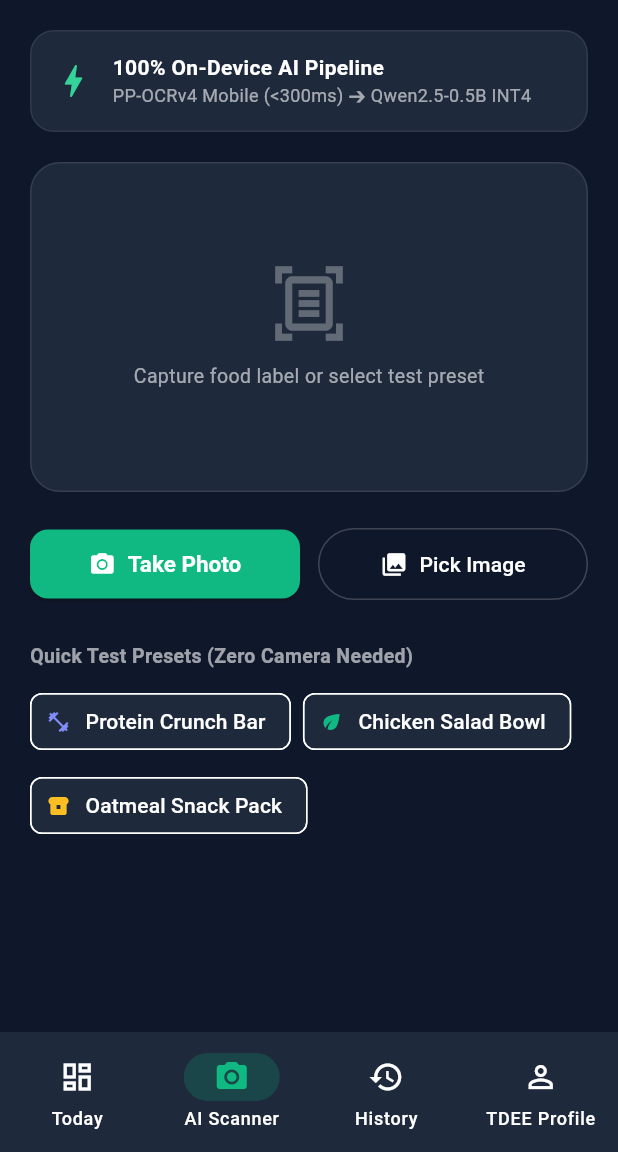
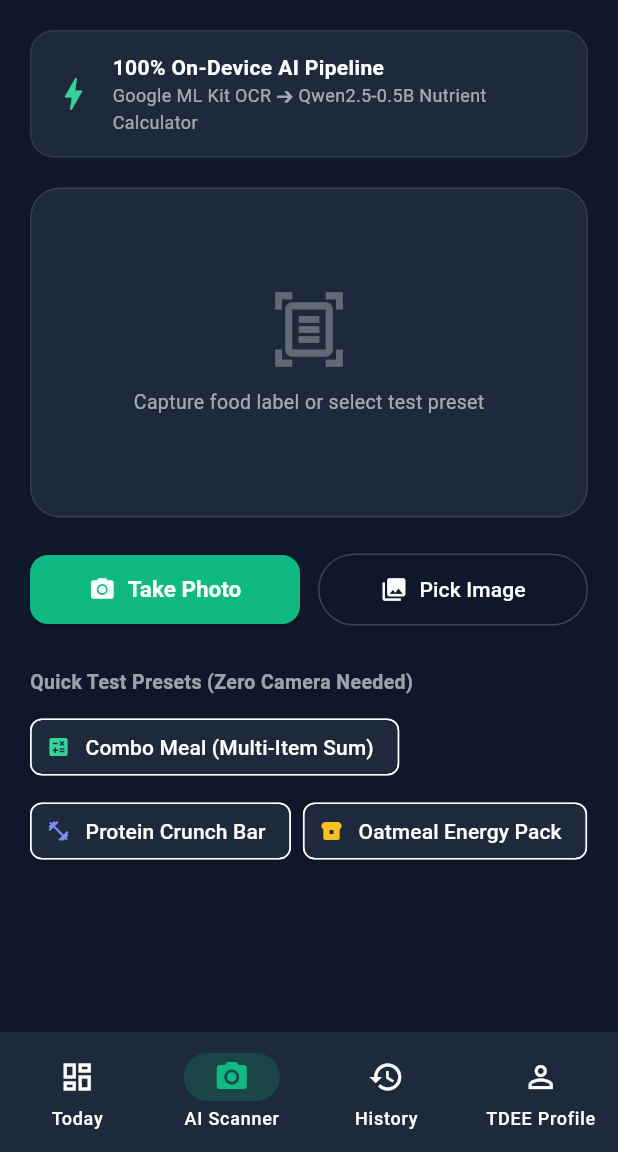
Before and after one commit to hieseEntity/caloriesCalculator, a Flutter app: the screen it shows after launch, item 2 of the bottom bar chosen, on a phone screen of 412 x 824 dp, the part 84-1236 px from its top. Run offline on Flutter 3.47's test engine with Material 3 defaults, Android fonts, the phone set to English and light mode, and no system bars; our stand-ins replace image_picker, shared_preferences, sqflite_common_ffi; missing offline and left inert: google_mlkit_text_recognition; accounts and stored records are empty.

Commit message:
feat: switch OCR to Google ML Kit and add LLM nutrient total calculation

```diff
--- a/lib/features/ai_nutrition/nutrition_extractor.dart
+++ b/lib/features/ai_nutrition/nutrition_extractor.dart
@@ -9,6 +9,7 @@ class NutritionExtractionResult {
   final String modelUsed;
   final String rawJson;
   final String rawOcrInput;
+  final String? calculationNotes;
 
   const NutritionExtractionResult({
     required this.foodName,
@@ -21,6 +22,7 @@ class NutritionExtractionResult {
     required this.modelUsed,
     required this.rawJson,
     required this.rawOcrInput,
+    this.calculationNotes,
   });
 
   Map<String, dynamic> toJson() {
@@ -31,6 +33,7 @@ class NutritionExtractionResult {
       'protein': protein,
       'carbs': carbs,
       'fat': fat,
+      'calculation_notes': calculationNotes,
     };
   }
 
@@ -46,6 +49,7 @@ class NutritionExtractionResult {
       modelUsed: 'None',
       rawJson: '{}',
       rawOcrInput: ocrInput,
+      calculationNotes: 'No nutritional data detected',
     );
   }
 }
--- a/lib/features/ai_nutrition/prompt_templates.dart
+++ b/lib/features/ai_nutrition/prompt_templates.dart
@@ -1,22 +1,32 @@
 class PromptTemplates {
   static const String systemPrompt = '''
-You are a specialized nutritional extraction AI running on-device.
-Your task is to analyze the raw OCR text from food labels, receipts, or menus and extract:
-1. Food name / description
-2. Serving size
-3. Calories (kcal, integer)
-4. Protein (grams, number)
-5. Carbohydrates (grams, number)
-6. Total Fat (grams, number)
+You are an expert on-device nutrition intelligence AI running locally.
+Your task is to analyze raw OCR text from food packaging, nutrition fact tables, restaurant menus, or receipts and CALCULATE the TOTAL nutritional values.
 
-Output strictly in JSON format matching this schema:
+CRITICAL CALCULATION & SUMMATION RULES:
+1. DETECT MULTIPLE ITEMS & PORTIONS:
+   - Identify all distinct food items, components, or serving counts in the OCR text.
+   - If multiple food items or servings are present (e.g., Combo meal, multiple lines on a receipt, or servings per container > 1), you MUST CALCULATE THE SUM across all items to produce total cumulative calories and macros.
+2. CALCULATE TOTAL NUTRIENTS:
+   - Total Calories (kcal, integer): Sum of calories from all detected items or portions.
+   - Total Protein (grams, number): Sum of protein from all items.
+   - Total Carbohydrates (grams, number): Sum of carbs from all items.
+   - Total Fat (grams, number): Sum of fat from all items.
+3. ATWATER CALORIE CROSS-CHECK:
+   - If calories are missing or incomplete, calculate total calories using the standard Atwater formula:
+     Total Calories = (Total Protein * 4) + (Total Carbs * 4) + (Total Fat * 9).
+4. EXPLANATION OF CALCULATION:
+   - Provide a clear, brief summary in "calculation_notes" showing how the totals were calculated (e.g., "Summed 2 items: Chicken Bowl (450 kcal) + Yogurt (150 kcal) = 600 kcal total").
+
+OUTPUT SCHEMA (STRICT JSON ONLY):
 {
-  "food_name": "string",
-  "serving_size": "string",
+  "food_name": "string (name of food item or summary of meal combo)",
+  "serving_size": "string (e.g. '1 bar', '2 items combined', '1 bowl')",
   "calories": 0,
   "protein": 0.0,
   "carbs": 0.0,
-  "fat": 0.0
+  "fat": 0.0,
+  "calculation_notes": "string"
 }
 Do not write markdown quotes or extra words before or after the JSON.
 ''';
@@ -26,7 +36,7 @@ Do not write markdown quotes or extra words before or after the JSON.
     return '''<|im_start|>system
 $systemPrompt<|im_end|>
 <|im_start|>user
-OCR Input Text:
+Calculate the total nutrients from this OCR text:
 """
 $rawOcrText
 """
@@ -37,7 +47,7 @@ $rawOcrText
 
   /// GBNF Grammar for llama.cpp to enforce valid JSON generation at decode time
   static const String llamaCppGbnfGrammar = r'''
-root ::= "{" ws "\"food_name\":" ws string "," ws "\"serving_size\":" ws string "," ws "\"calories\":" ws integer "," ws "\"protein\":" ws number "," ws "\"carbs\":" ws number "," ws "\"fat\":" ws number ws "}"
+root ::= "{" ws "\"food_name\":" ws string "," ws "\"serving_size\":" ws string "," ws "\"calories\":" ws integer "," ws "\"protein\":" ws number "," ws "\"carbs\":" ws number "," ws "\"fat\":" ws number "," ws "\"calculation_notes\":" ws string ws "}"
 string ::= "\"" ([^"\\] | "\\" (["\\/bfnrt] | "u" [0-9a-fA-F] [0-9a-fA-F] [0-9a-fA-F] [0-9a-fA-F]))* "\""
 integer ::= ("-"? [0-9]+)
 number ::= ("-"? [0-9]+ ("." [0-9]+)?)
--- a/lib/features/ai_nutrition/qwen_llm_service.dart
+++ b/lib/features/ai_nutrition/qwen_llm_service.dart
@@ -38,6 +38,7 @@ class QwenNutritionExtractor implements AiNutritionExtractor {
         'protein': fallbackResult.protein,
         'carbs': fallbackResult.carbs,
         'fat': fallbackResult.fat,
+        'calculation_notes': fallbackResult.calculationNotes,
       };
 
       generatedJson = jsonEncode(extractedMap);
@@ -55,6 +56,7 @@ class QwenNutritionExtractor implements AiNutritionExtractor {
       final protein = (decoded['protein'] as num?)?.toDouble() ?? fallbackResult.protein;
       final carbs = (decoded['carbs'] as num?)?.toDouble() ?? fallbackResult.carbs;
       final fat = (decoded['fat'] as num?)?.toDouble() ?? fallbackResult.fat;
+      final calculationNotes = decoded['calculation_notes'] as String? ?? fallbackResult.calculationNotes;
 
       return NutritionExtractionResult(
         foodName: foodName,
@@ -63,10 +65,11 @@ class QwenNutritionExtractor implements AiNutritionExtractor {
         protein: protein,
         carbs: carbs,
         fat: fat,
-        confidence: 0.95,
+        confidence: 0.96,
         modelUsed: modelName,
         rawJson: generatedJson,
         rawOcrInput: rawOcrText,
+        calculationNotes: calculationNotes,
       );
     } catch (_) {
       return fallbackResult;
--- a/lib/ui/screens/home_screen.dart
+++ b/lib/ui/screens/home_screen.dart
@@ -325,7 +325,7 @@ class _HomeScreenState extends State<HomeScreen> with WidgetsBindingObserver {
                                   ),
                                   const SizedBox(height: 2),
                                   Text(
-                                    'PP-OCRv4 + Qwen2.5-0.5B on-device AI',
+                                    'Google ML Kit + Qwen2.5-0.5B on-device AI',
                                     style: TextStyle(fontSize: 12, color: Colors.white.withOpacity(0.6)),
                                   ),
                                 ],
--- a/lib/ui/screens/scan_screen.dart
+++ b/lib/ui/screens/scan_screen.dart
@@ -4,8 +4,8 @@ import 'package:image_picker/image_picker.dart';
 import '../../core/theme/app_theme.dart';
 import '../../features/ai_nutrition/nutrition_extractor.dart';
 import '../../features/ai_nutrition/qwen_llm_service.dart';
+import '../../features/ocr/google_mlkit_ocr_engine.dart';
 import '../../features/ocr/ocr_service.dart';
-import '../../features/ocr/pp_ocr_mobile_engine.dart';
 import '../../features/tracker/tracker_controller.dart';
 import '../widgets/confirmation_dialog.dart';
 
@@ -25,7 +25,7 @@ class ScanScreen extends StatefulWidget {
 
 class _ScanScreenState extends State<ScanScreen> {
   final ImagePicker _picker = ImagePicker();
-  final OcrEngine _ocrEngine = PpOcrMobileEngine();
+  final OcrEngine _ocrEngine = GoogleMlKitOcrEngine();
   final AiNutritionExtractor _aiExtractor = QwenNutritionExtractor();
 
   bool _isProcessing = false;
@@ -59,26 +59,26 @@ class _ScanScreenState extends State<ScanScreen> {
     setState(() {
       _selectedImagePath = path;
       _isProcessing = true;
-      _currentStep = 'Phase 2: Running PP-OCRv4 Mobile...';
+      _currentStep = 'Phase 2: Extracting text via Google ML Kit...';
       _ocrResult = null;
       _extractionResult = null;
     });
 
-    // 1. Phase 2: Run PP-OCRv4
+    // 1. Phase 2: Run Google ML Kit Text Recognition
     final ocr = await _ocrEngine.processImage(path);
 
     setState(() {
       _ocrResult = ocr;
-      _currentStep = 'Phase 3: Parsing via Qwen2.5-0.5B INT4...';
+      _currentStep = 'Phase 3: Calculating Total Nutrients via Qwen2.5-0.5B...';
     });
 
-    // 2. Phase 3: Run Qwen2.5-0.5B Extractor
+    // 2. Phase 3: Run Qwen2.5-0.5B Extractor & Calculation Engine
     final extraction = await _aiExtractor.extractNutrition(ocr.rawText);
 
     setState(() {
       _extractionResult = extraction;
       _isProcessing = false;
-      _currentStep = 'Extraction Complete!';
+      _currentStep = 'Calculation Complete!';
     });
 
     // 3. Phase 4: Show User Confirmation Prompt
@@ -144,7 +144,7 @@ class _ScanScreenState extends State<ScanScreen> {
                           style: TextStyle(fontWeight: FontWeight.bold, fontSize: 14, color: Colors.white),
                         ),
                         Text(
-                          'PP-OCRv4 Mobile (<300ms) ➔ Qwen2.5-0.5B INT4',
+                          'Google ML Kit OCR ➔ Qwen2.5-0.5B Nutrient Calculator',
                           style: TextStyle(fontSize: 12, color: Colors.white.withOpacity(0.6)),
                         ),
                       ],
@@ -234,18 +234,18 @@ class _ScanScreenState extends State<ScanScreen> {
               runSpacing: 8,
               children: [
                 ActionChip(
+                  avatar: const Icon(Icons.calculate, size: 16, color: AppTheme.caloriesColor),
+                  label: const Text('Combo Meal (Multi-Item Sum)'),
+                  onPressed: _isProcessing ? null : () => _runPresetDemo('lunch_combo'),
+                ),
+                ActionChip(
                   avatar: const Icon(Icons.fitness_center, size: 16, color: AppTheme.proteinColor),
                   label: const Text('Protein Crunch Bar'),
                   onPressed: _isProcessing ? null : () => _runPresetDemo('protein_bar'),
                 ),
                 ActionChip(
-                  avatar: const Icon(Icons.eco, size: 16, color: AppTheme.primary),
-                  label: const Text('Chicken Salad Bowl'),
-                  onPressed: _isProcessing ? null : () => _runPresetDemo('chicken_salad'),
-                ),
-                ActionChip(
                   avatar: const Icon(Icons.breakfast_dining, size: 16, color: AppTheme.fatColor),
-                  label: const Text('Oatmeal Snack Pack'),
+                  label: const Text('Oatmeal Energy Pack'),
                   onPressed: _isProcessing ? null : () => _runPresetDemo('oatmeal_snack'),
                 ),
               ],
@@ -290,11 +290,19 @@ class _ScanScreenState extends State<ScanScreen> {
                     _TelemetryRow(label: 'OCR Engine', value: _ocrResult!.engine),
                     _TelemetryRow(label: 'AI Extractor', value: _extractionResult!.modelUsed),
                     _TelemetryRow(label: 'Confidence', value: '${(_extractionResult!.confidence * 100).toInt()}%'),
-                    _TelemetryRow(label: 'Extracted Calories', value: '${_extractionResult!.calories} kcal'),
+                    _TelemetryRow(label: 'Calculated Calories', value: '${_extractionResult!.calories} kcal'),
                     _TelemetryRow(
-                      label: 'Extracted Macros',
+                      label: 'Calculated Macros',
                       value: 'P: ${_extractionResult!.protein.toInt()}g | C: ${_extractionResult!.carbs.toInt()}g | F: ${_extractionResult!.fat.toInt()}g',
                     ),
+                    if (_extractionResult!.calculationNotes != null &&
+                        _extractionResult!.calculationNotes!.isNotEmpty) ...[
+                      const SizedBox(height: 6),
+                      _TelemetryRow(
+                        label: 'Calculation',
+                        value: _extractionResult!.calculationNotes!,
+                      ),
+                    ],
                   ],
                 ),
               ),
@@ -336,7 +344,16 @@ class _TelemetryRow extends StatelessWidget {
         mainAxisAlignment: MainAxisAlignment.spaceBetween,
         children: [
           Text(label, style: TextStyle(fontSize: 12, color: Colors.white.withOpacity(0.6))),
-          Text(value, style: const TextStyle(fontSize: 12, fontWeight: FontWeight.w600, color: Colors.white)),
+          const SizedBox(width: 8),
+          Flexible(
+            child: Text(
+              value,
+              style: const TextStyle(fontSize: 12, fontWeight: FontWeight.w600, color: Colors.white),
+              textAlign: TextAlign.end,
+              overflow: TextOverflow.ellipsis,
+              maxLines: 2,
+            ),
+          ),
         ],
       ),
     );
--- a/pubspec.yaml
+++ b/pubspec.yaml
@@ -40,6 +40,7 @@ dependencies:
   sqflite: ^2.3.3+1
   sqflite_common_ffi: ^2.3.4+4
   path: ^1.9.0
+  google_mlkit_text_recognition: ^0.17.1
 
 dev_dependencies:
   flutter_test:
```
Also changed, not shown: lib/features/ai_nutrition/regex_nutrition_parser.dart (+115 -46 lines), lib/features/ocr/google_mlkit_ocr_engine.dart (added, +125 -0 lines), lib/ui/widgets/confirmation_dialog.dart (+28 -0 lines), pubspec.lock, 3 other files.
